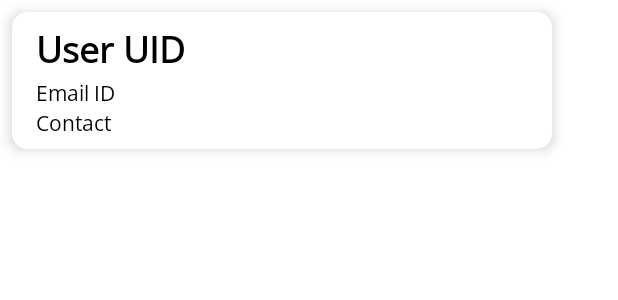
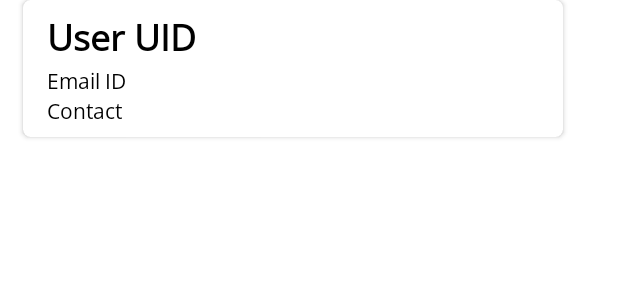
Before and after one commit to Dhruv16S/Enabling-Security-Through-Geo-Fencing, an Android app: the layout card_design.xml on its own in the app's theme, with its tools: preview values and no code run, on a phone screen of 412 x 824 dp. Shown: the top 300 px of the screen. Run offline under Robolectric (Android 15) with nearby library versions, the phone set to English and light mode, and no system bars.

Commit message:
Fix Card View

```diff
--- a/app/src/main/java/com/ar/application/MainActivity.kt
+++ b/app/src/main/java/com/ar/application/MainActivity.kt
@@ -46,7 +46,6 @@ class MainActivity : AppCompatActivity() {
 
     private lateinit var inApp : ConstraintLayout
     private lateinit var geoFence : ConstraintLayout
-    private lateinit var traceRoute : Button
     private lateinit var showData : ConstraintLayout
     private lateinit var frame : FrameLayout
     private lateinit var confirmSOS : ConstraintLayout
@@ -98,7 +97,6 @@ class MainActivity : AppCompatActivity() {
 
         inApp = findViewById(R.id.in_app)
         geoFence = findViewById(R.id.geoFence)
-//        traceRoute = findViewById(R.id.trace_route)
         home_name = findViewById(R.id.home_name)
         home_id = findViewById(R.id.home_unique_id)
         home_email = findViewById(R.id.home_email)
@@ -120,7 +118,6 @@ class MainActivity : AppCompatActivity() {
         geocoder = Geocoder(this)
         locreq = LocationRequest.create()
 
-        //the update intervals are in constants.kt
 
         locreq.interval = 1000 * NORMAL_UPDATE_INTERVAL
         locreq.fastestInterval = 1000 * FAST_UPDATE_INTERVAL
@@ -180,14 +177,6 @@ class MainActivity : AppCompatActivity() {
             fragmentTransaction.commit()
         }
 
-//        gpsSwitch.setOnClickListener() {
-//            if (gpsSwitch.isChecked) {
-//                locreq.setPriority(LocationRequest.PRIORITY_HIGH_ACCURACY)
-//            } else {
-//                locreq.setPriority(LocationRequest.PRIORITY_BALANCED_POWER_ACCURACY)
-//            }
-//        }
-
         newWayPointBtn.setOnClickListener{
             startLocationUpdates()
             locreq.setPriority(LocationRequest.PRIORITY_HIGH_ACCURACY)
@@ -243,14 +232,6 @@ class MainActivity : AppCompatActivity() {
             return@setOnLongClickListener true
         }
 
-//        locSwitch.setOnClickListener {
-//            if (locSwitch.isChecked) {
-//                startLocationUpdates()
-//            } else {
-//                stopLocationUpdates()
-//            }
-//        }
-
         locationCallback = object : LocationCallback(){
             override fun onLocationResult(p0: LocationResult) {
                 p0 ?: return
@@ -284,10 +265,7 @@ class MainActivity : AppCompatActivity() {
         }
     }
 
-    // initiating activity, work around
     private fun proceedToSOS(){
-//        var inAppIntent = Intent(this, InAppMessaging::class.java)
-//        startActivity(inAppIntent)
         mainSOSFunction()
     }
 
@@ -374,7 +352,6 @@ class MainActivity : AppCompatActivity() {
 
     @SuppressLint("MissingPermission")
     private fun updateGPS() {
-        //get permissions before updating stuff
         flpc = LocationServices.getFusedLocationProviderClient(this)
         if (ActivityCompat.checkSelfPermission(
                 this,
@@ -399,7 +376,6 @@ class MainActivity : AppCompatActivity() {
     }
 
     private fun updateUIValues(location: Location) {
-        //updating all text view objects with new location
         currentLocation = location
     }
 
@@ -409,7 +385,6 @@ class MainActivity : AppCompatActivity() {
                 Manifest.permission.ACCESS_FINE_LOCATION
             ) != PackageManager.PERMISSION_GRANTED
         ) {
-            // Should we show an explanation?
             if (ActivityCompat.shouldShowRequestPermissionRationale(
                     this,
                     Manifest.permission.ACCESS_FINE_LOCATION
@@ -421,13 +396,11 @@ class MainActivity : AppCompatActivity() {
                     .setPositiveButton(
                         "OK"
                     ) { _, _ ->
-                        //Prompt the user once explanation has been shown
                         requestLocationPermission()
                     }
                     .create()
                     .show()
             } else {
-                // No explanation needed, we can request the permission.
                 requestLocationPermission()
             }
         } else {
@@ -500,7 +473,6 @@ class MainActivity : AppCompatActivity() {
     }
 
     fun startRepeating(v: View?) {
-        //mHandler.postDelayed(mToastRunnable, 5000);
         locationTracer.run()
     }
 
@@ -523,6 +495,4 @@ class MainActivity : AppCompatActivity() {
             mHandler.postDelayed(this, 1000*15)
         }
     }
-
-
 }
--- a/app/src/main/res/layout/card_design.xml
+++ b/app/src/main/res/layout/card_design.xml
@@ -9,10 +9,11 @@
         android:id="@+id/cardView"
         android:layout_width="360dp"
         android:layout_height="wrap_content"
-        android:layout_margin="8dp"
+        android:layout_marginBottom="3dp"
+        android:layout_marginStart="15dp"
         app:cardBackgroundColor="@color/white"
-        app:cardCornerRadius="10dp"
-        app:cardElevation="5dp"
+        app:cardCornerRadius="5dp"
+        app:cardElevation="2dp"
         app:cardMaxElevation="4dp"
         app:layout_constraintBottom_toBottomOf="parent"
         app:layout_constraintStart_toStartOf="parent"
```
